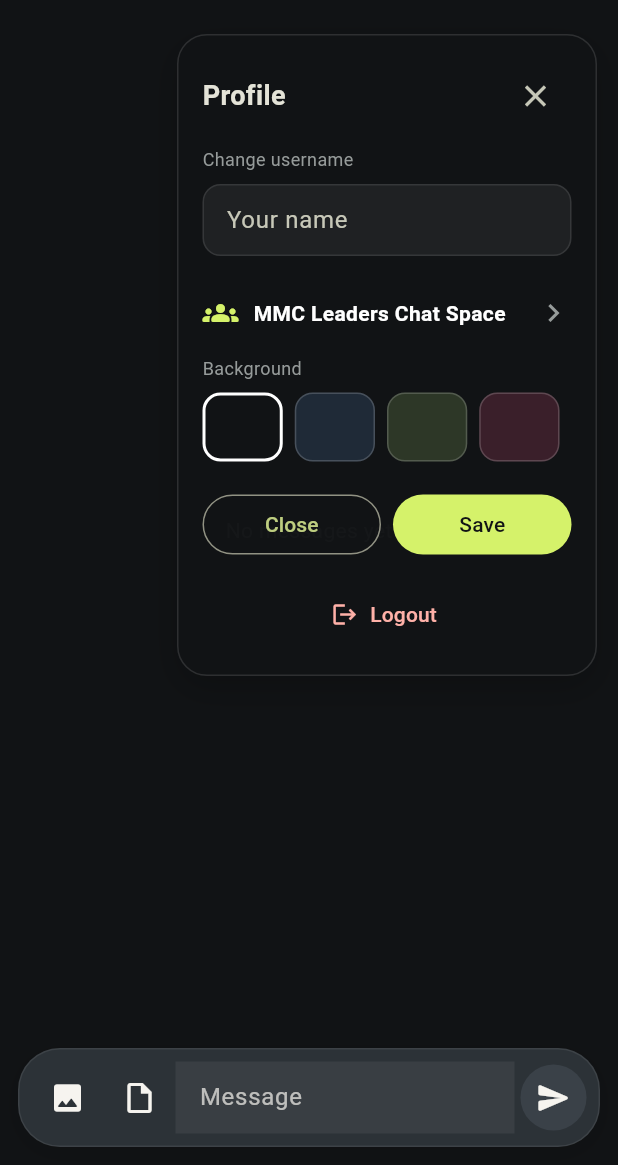
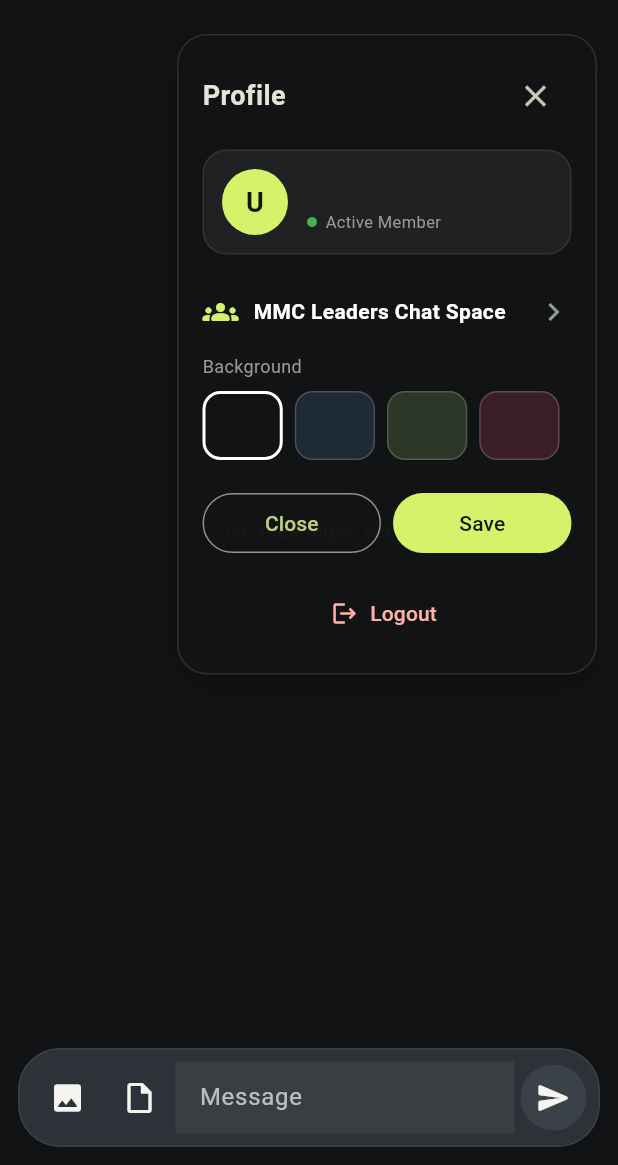
Before and after one commit to Canan-dev/Mackey_app, a Flutter app: the ChatPage screen opened directly with empty values, after a tap on an icon or button, on a phone screen of 412 x 824 dp, the part 71-1236 px from its top. Run offline on Flutter 3.47's test engine with Material 3 defaults, Android fonts, the phone set to English and light mode, and no system bars; our stand-ins replace file_picker, flutter_dotenv, shared_preferences, supabase_flutter; accounts and stored records are empty.

Commit message:
Replace username editor with a sleek User Identity Badge Card in Profile panel

```diff
--- a/lib/main.dart
+++ b/lib/main.dart
@@ -555,53 +555,13 @@ class _ChatPageState extends State<ChatPage> {
   }
 
   Future<void> saveProfile() async {
-    final nextUser = profileUsername.text.trim();
-    if (nextUser.isEmpty) {
-      setState(() => connectionError = 'Please enter a username.');
-      return;
-    }
-
-    final oldUser = currentUser;
-
-    if (nextUser.toLowerCase() != oldUser.toLowerCase()) {
-      setState(() => connectionError = 'Checking username availability...');
-      final taken = await isUsernameTaken(nextUser, excludeUser: oldUser);
-      if (taken) {
-        if (mounted) {
-          setState(() {
-            connectionError =
-                'Username "$nextUser" is already taken. Choose a different name.';
-          });
-        }
-        return;
-      }
-    }
-
     setState(() {
-      currentUser = nextUser;
       selectedBackground = profileBackground;
       profileOpen = false;
       connectionError = null;
     });
 
-    await saveSavedUsername(nextUser);
     await saveSavedBackground(profileBackground.toARGB32());
-
-    if (oldUser.isNotEmpty && oldUser != nextUser && supabaseReady) {
-      try {
-        await Supabase.instance.client
-            .from('messages')
-            .update({'author': nextUser})
-            .ilike('author', oldUser);
-        await _loadMessages();
-      } catch (error) {
-        if (mounted) {
-          setState(
-            () => connectionError = 'Could not update past messages: $error',
-          );
-        }
-      }
-    }
   }
 
   Future<void> openAttachment(String url) async {
@@ -958,17 +918,57 @@ class _ChatPageState extends State<ChatPage> {
               ),
             ],
           ),
-          const SizedBox(height: 10),
-          const Text(
-            'Change username',
-            style: TextStyle(fontSize: 12, color: muted),
-          ),
-          const SizedBox(height: 8),
-          TextField(
-            controller: profileUsername,
-            decoration: const InputDecoration(
-              hintText: 'Your name',
-              isDense: true,
+          const SizedBox(height: 12),
+          Container(
+            padding: const EdgeInsets.all(12),
+            decoration: BoxDecoration(
+              color: Colors.white.withValues(alpha: .06),
+              borderRadius: BorderRadius.circular(16),
+              border: Border.all(color: Colors.white.withValues(alpha: .08)),
+            ),
+            child: Row(
+              children: [
+                CircleAvatar(
+                  radius: 22,
+                  backgroundColor: lime,
+                  child: Text(
+                    currentUser.isNotEmpty
+                        ? currentUser[0].toUpperCase()
+                        : 'U',
+                    style: const TextStyle(
+                      color: background,
+                      fontWeight: FontWeight.bold,
+                      fontSize: 18,
+                    ),
+                  ),
+                ),
+                const SizedBox(width: 12),
+                Expanded(
+                  child: Column(
+                    crossAxisAlignment: CrossAxisAlignment.start,
+                    children: [
+                      Text(
+                        currentUser,
+                        style: const TextStyle(
+                          fontSize: 16,
+                          fontWeight: FontWeight.bold,
+                        ),
+                      ),
+                      const SizedBox(height: 3),
+                      Row(
+                        children: const [
+                          Icon(Icons.circle, color: Color(0xff4CAF50), size: 8),
+                          SizedBox(width: 5),
+                          Text(
+                            'Active Member',
+                            style: TextStyle(fontSize: 11, color: muted),
+                          ),
+                        ],
+                      ),
+                    ],
+                  ),
+                ),
+              ],
             ),
           ),
           const SizedBox(height: 16),
```
